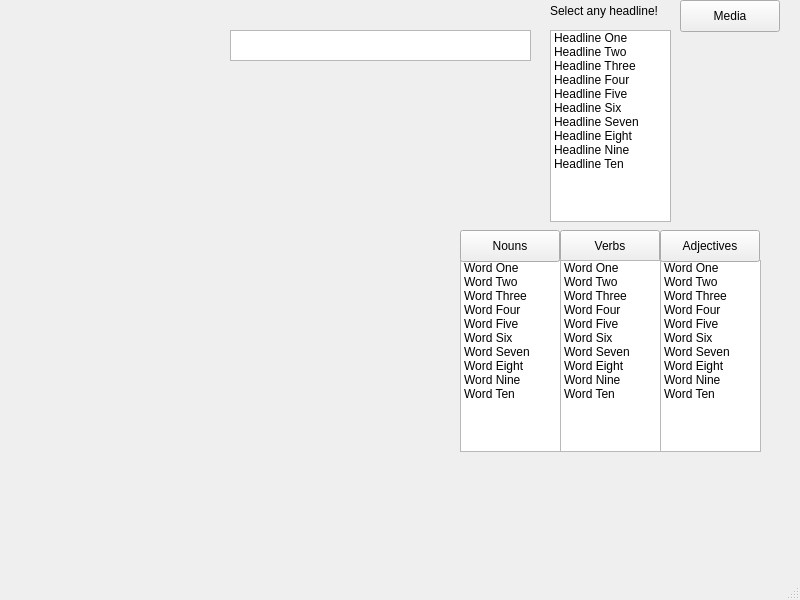
The window that mainwindow.ui (SashaRybalkina/EducationalApp3505) describes before a commit, drawn with Qt 5.
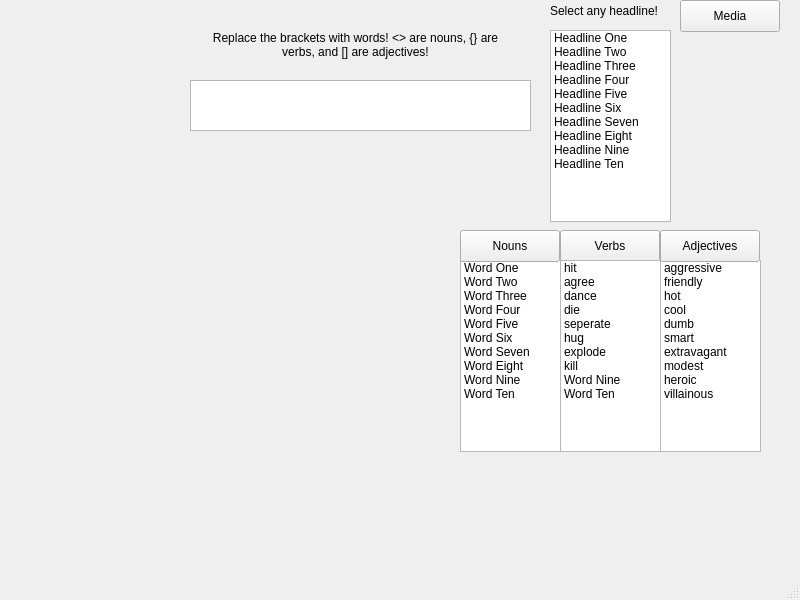
The same window after the commit.

Commit message: User can now insert words into headlines. Still work in progress.

```diff
--- a/mainwindow.ui
+++ b/mainwindow.ui
@@ -145,52 +145,52 @@
     </property>
     <item>
      <property name="text">
-      <string>Word One</string>
+      <string>aggressive</string>
      </property>
     </item>
     <item>
      <property name="text">
-      <string>Word Two</string>
+      <string>friendly</string>
      </property>
     </item>
     <item>
      <property name="text">
-      <string>Word Three</string>
+      <string>hot</string>
      </property>
     </item>
     <item>
      <property name="text">
-      <string>Word Four</string>
+      <string>cool</string>
      </property>
     </item>
     <item>
      <property name="text">
-      <string>Word Five</string>
+      <string>dumb</string>
      </property>
     </item>
     <item>
      <property name="text">
-      <string>Word Six</string>
+      <string>smart</string>
      </property>
     </item>
     <item>
      <property name="text">
-      <string>Word Seven</string>
+      <string>extravagant</string>
      </property>
     </item>
     <item>
      <property name="text">
-      <string>Word Eight</string>
+      <string>modest</string>
      </property>
     </item>
     <item>
      <property name="text">
-      <string>Word Nine</string>
+      <string>heroic</string>
      </property>
     </item>
     <item>
      <property name="text">
-      <string>Word Ten</string>
+      <string>villainous</string>
      </property>
     </item>
    </widget>
@@ -231,42 +231,42 @@
     </property>
     <item>
      <property name="text">
-      <string>Word One</string>
+      <string>hit</string>
      </property>
     </item>
     <item>
      <property name="text">
-      <string>Word Two</string>
+      <string>agree</string>
      </property>
     </item>
     <item>
      <property name="text">
-      <string>Word Three</string>
+      <string>dance</string>
      </property>
     </item>
     <item>
      <property name="text">
-      <string>Word Four</string>
+      <string>die</string>
      </property>
     </item>
     <item>
      <property name="text">
-      <string>Word Five</string>
+      <string>seperate</string>
      </property>
     </item>
     <item>
      <property name="text">
-      <string>Word Six</string>
+      <string>hug</string>
      </property>
     </item>
     <item>
      <property name="text">
-      <string>Word Seven</string>
+      <string>explode</string>
      </property>
     </item>
     <item>
      <property name="text">
-      <string>Word Eight</string>
+      <string>kill</string>
      </property>
     </item>
     <item>
@@ -322,10 +322,10 @@
    <widget class="QTextBrowser" name="headline">
     <property name="geometry">
      <rect>
-      <x>230</x>
-      <y>30</y>
-      <width>301</width>
-      <height>31</height>
+      <x>190</x>
+      <y>80</y>
+      <width>341</width>
+      <height>51</height>
      </rect>
     </property>
     <property name="html">
@@ -335,8 +335,35 @@
 hr { height: 1px; border-width: 0; }
 li.unchecked::marker { content: &quot;\2610&quot;; }
 li.checked::marker { content: &quot;\2612&quot;; }
-&lt;/style&gt;&lt;/head&gt;&lt;body style=&quot; font-family:'Segoe UI'; font-size:9pt; font-weight:400; font-style:normal;&quot;&gt;
-&lt;p style=&quot;-qt-paragraph-type:empty; margin-top:0px; margin-bottom:0px; margin-left:0px; margin-right:0px; -qt-block-indent:0; text-indent:0px; font-family:'.AppleSystemUIFont'; font-size:13pt;&quot;&gt;&lt;br /&gt;&lt;/p&gt;&lt;/body&gt;&lt;/html&gt;</string>
+&lt;/style&gt;&lt;/head&gt;&lt;body style=&quot; font-family:'.AppleSystemUIFont'; font-size:13pt; font-weight:400; font-style:normal;&quot;&gt;
+&lt;p style=&quot;-qt-paragraph-type:empty; margin-top:0px; margin-bottom:0px; margin-left:0px; margin-right:0px; -qt-block-indent:0; text-indent:0px;&quot;&gt;&lt;br /&gt;&lt;/p&gt;&lt;/body&gt;&lt;/html&gt;</string>
+    </property>
+   </widget>
+   <widget class="QLabel" name="explanation">
+    <property name="geometry">
+     <rect>
+      <x>210</x>
+      <y>20</y>
+      <width>291</width>
+      <height>51</height>
+     </rect>
+    </property>
+    <property name="font">
+     <font>
+      <kerning>true</kerning>
+     </font>
+    </property>
+    <property name="layoutDirection">
+     <enum>Qt::LeftToRight</enum>
+    </property>
+    <property name="text">
+     <string>Replace the brackets with words! &lt;&gt; are nouns, {} are verbs, and [] are adjectives!</string>
+    </property>
+    <property name="alignment">
+     <set>Qt::AlignCenter</set>
+    </property>
+    <property name="wordWrap">
+     <bool>true</bool>
     </property>
    </widget>
    <zorder>nounList</zorder>
```
Left out of the diff: 3 changed lines with no effect on the pictures. The commit also changes 2 other files.
